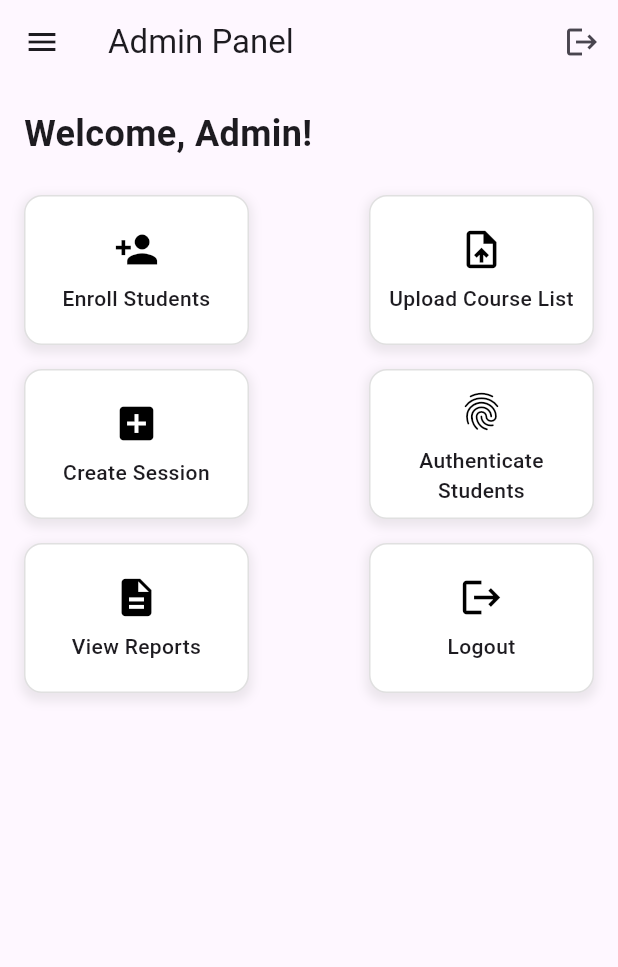
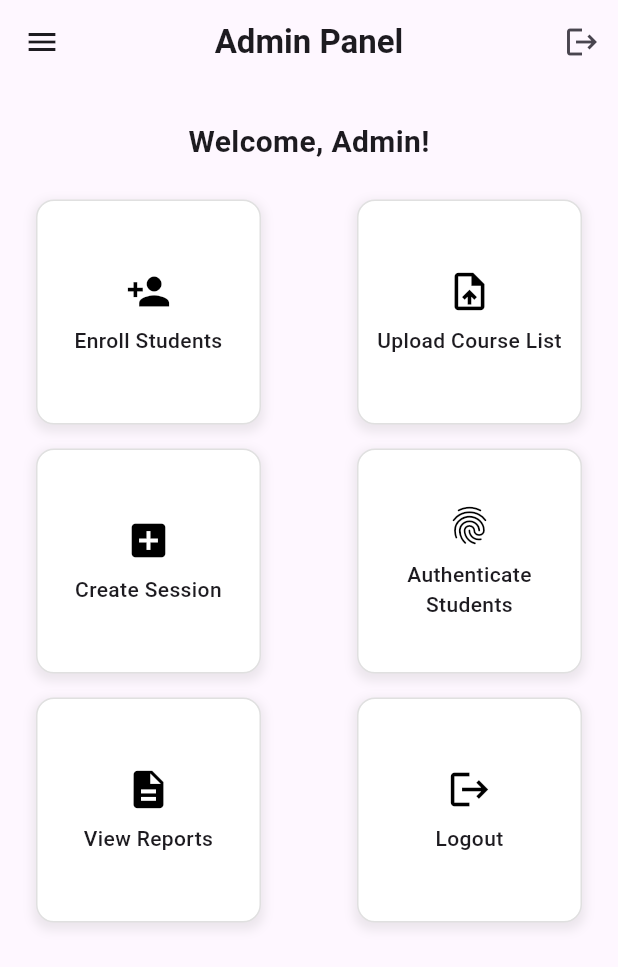
Before and after one commit to Ihimbru-K/Authentikate_shipping_frontend, a Flutter app: the DashboardScreen screen opened directly, after a tap on the "logout" icon, on a phone screen of 412 x 824 dp. Shown: the top 967 px of the screen. Run offline on Flutter 3.47's test engine with Material 3 defaults, Android fonts, the phone set to English and light mode, and no system bars; our stand-ins replace animated_splash_screen, flutter_screenutil, shared_preferences; accounts and stored records are empty.

Commit message:
completed dashboard functionality

```diff
--- a/lib/providers/auth_provider.dart
+++ b/lib/providers/auth_provider.dart
@@ -10,19 +10,39 @@ class AuthProvider with ChangeNotifier {
   String? get token => _token;
   String? get name => _name;
 
+
+
   Future<void> login(String username, String password) async {
     try {
       final data = await AuthService.login(username, password);
+      print('Login response: $data'); // Debug the full response
       _token = data['access_token'];
-      _name = data['name']; // Extract name from response
+      _name = data['name']; // Should now be "admin1"
+      print('Set name: $_name'); // Debug the set name
+      if (_name == null) _name = username; // Fallback only if null
       final prefs = await SharedPreferences.getInstance();
       await prefs.setString('token', _token!);
       await prefs.setString('name', _name!); // Store name
       notifyListeners();
     } catch (e) {
+      print('Login error: $e'); // Debug any errors
       throw Exception('Login failed: $e');
     }
   }
+
+  // Future<void> login(String username, String password) async {
+  //   try {
+  //     final data = await AuthService.login(username, password);
+  //     _token = data['access_token'];
+  //     _name = data['name']; // Extract name from response
+  //     final prefs = await SharedPreferences.getInstance();
+  //     await prefs.setString('token', _token!);
+  //     await prefs.setString('name', _name!); // Store name
+  //     notifyListeners();
+  //   } catch (e) {
+  //     throw Exception('Login failed: $e');
+  //   }
+  // }
 
   Future<void> signup(String username, String password, int departmentId) async {
     try {
--- a/lib/screens/dashboard_screen.dart
+++ b/lib/screens/dashboard_screen.dart
@@ -2,21 +2,34 @@ import 'package:flutter/material.dart';
 import 'package:provider/provider.dart';
 import '../providers/auth_provider.dart';
 import '../utils/constants.dart';
+
 import '../widgets/dashboard_card_widget.dart';
 
+class DashboardScreen extends StatefulWidget {
+  const DashboardScreen({super.key});
 
-class DashboardScreen extends StatelessWidget {
-  const DashboardScreen({super.key});
+  @override
+  _DashboardScreenState createState() => _DashboardScreenState();
+}
+
+class _DashboardScreenState extends State<DashboardScreen> {
+  @override
+  void initState() {
+    super.initState();
+    Provider.of<AuthProvider>(context, listen: false).checkToken(); // Ensure name is loaded
+  }
 
   @override
   Widget build(BuildContext context) {
     final authProvider = Provider.of<AuthProvider>(context);
-    final String adminName = authProvider.token != null ? 'Dr. Anya' : 'Admin'; // Placeholder; fetch real name later
+    final String adminName = authProvider.name ?? 'Admin';
+
 
     return Scaffold(
       appBar: AppBar(
+        centerTitle: true,
         leading: const Icon(Icons.menu),
-        title: const Text('Admin Panel'),
+        title: const Text('Admin Panel', style: TextStyle(fontWeight: FontWeight.bold),),
         actions: [
           IconButton(
             icon: const Icon(Icons.logout),
@@ -28,14 +41,14 @@ class DashboardScreen extends StatelessWidget {
         ],
       ),
       body: Padding(
-        padding: const EdgeInsets.all(16.0),
+        padding: const EdgeInsets.all(24.0),
         child: Column(
           crossAxisAlignment: CrossAxisAlignment.start,
           children: [
-            Text(
+            Center(child: Text(
               'Welcome, $adminName!',
-              style: const TextStyle(fontSize: 24.0, fontWeight: FontWeight.bold),
-            ),
+              style: const TextStyle(fontSize: 20.0, fontWeight: FontWeight.bold),
+            ),),
             const SizedBox(height: 24.0),
             Row(
               mainAxisAlignment: MainAxisAlignment.spaceBetween,
@@ -120,30 +133,130 @@ class DashboardScreen extends StatelessWidget {
 
 
 
-
-
-
-
-
-
 // import 'package:flutter/material.dart';
+// import 'package:provider/provider.dart';
+// import '../providers/auth_provider.dart';
+// import '../utils/constants.dart';
+// import '../widgets/dashboard_card_widget.dart';
+//
 //
 // class DashboardScreen extends StatelessWidget {
 //   const DashboardScreen({super.key});
 //
 //   @override
 //   Widget build(BuildContext context) {
+//     final authProvider = Provider.of<AuthProvider>(context);
+//     final String adminName = authProvider.token != null ? 'Admin' : 'Admin'; // Placeholder; fetch real name later
+//
 //     return Scaffold(
-//       appBar: AppBar(title: const Text('Admin Panel')),
-//       body: Center(
+//       appBar: AppBar(
+//         leading: const Icon(Icons.menu),
+//         centerTitle: true,
+//         title: const Text('Admin Panel', ),
+//         actions: [
+//           IconButton(
+//             icon: const Icon(Icons.logout),
+//             onPressed: () {
+//               authProvider.logout();
+//               Navigator.pushReplacementNamed(context, '/login');
+//             },
+//           ),
+//         ],
+//       ),
+//       body: Padding(
+//         padding: const EdgeInsets.all(16.0),
 //         child: Column(
-//           mainAxisAlignment: MainAxisAlignment.center,
-//           children: const [
-//             Text('Welcome, Dr. Anya!'),
-//             // Add buttons (Create Session, Upload Course List, etc.) here
+//           crossAxisAlignment: CrossAxisAlignment.start,
+//           children: [
+//             Text(
+//               'Welcome, $adminName!',
+//               style: const TextStyle(fontSize: 24.0, fontWeight: FontWeight.bold),
+//             ),
+//             const SizedBox(height: 24.0),
+//             Row(
+//               mainAxisAlignment: MainAxisAlignment.spaceBetween,
+//               children: [
+//                 DashboardCard(
+//                   icon: Icons.person_add,
+//                   title: 'Enroll Students',
+//                   onTap: () {
+//                     // Navigate to Enroll Screen
+//                   },
+//                 ),
+//                 DashboardCard(
+//                   icon: Icons.upload_file,
+//                   title: 'Upload Course List',
+//                   onTap: () {
+//                     // Navigate to Upload Screen
+//                   },
+//                 ),
+//               ],
+//             ),
+//             const SizedBox(height: 16.0),
+//             Row(
+//               mainAxisAlignment: MainAxisAlignment.spaceBetween,
+//               children: [
+//                 DashboardCard(
+//                   icon: Icons.add_box,
+//                   title: 'Create Session',
+//                   onTap: () {
+//                     // Navigate to Session Screen
+//                   },
+//                 ),
+//                 DashboardCard(
+//                   icon: Icons.fingerprint,
+//                   title: 'Authenticate Students',
+//                   onTap: () {
+//                     // Navigate to Auth Screen
+//                   },
+//                 ),
+//               ],
+//             ),
+//             const SizedBox(height: 16.0),
+//             Row(
+//               mainAxisAlignment: MainAxisAlignment.spaceBetween,
+//               children: [
+//                 DashboardCard(
+//                   icon: Icons.description,
+//                   title: 'View Reports',
+//                   onTap: () {
+//                     // Navigate to Reports Screen
+//                   },
+//                 ),
+//                 DashboardCard(
+//                   icon: Icons.logout,
+//                   title: 'Logout',
+//                   onTap: () {
+//                     authProvider.logout();
+//                     Navigator.pushReplacementNamed(context, '/login');
+//                   },
+//                 ),
+//               ],
+//             ),
 //           ],
 //         ),
 //       ),
 //     );
 //   }
 // }
+//
+//
+//
+//
+//
+//
+//
+//
+//
+//
+//
+//
+//
+//
+//
+//
+//
+//
+//
+//
+//
--- a/lib/widgets/dashboard_card_widget.dart
+++ b/lib/widgets/dashboard_card_widget.dart
@@ -18,8 +18,8 @@ class DashboardCard extends StatelessWidget {
     return GestureDetector(
       onTap: onTap,
       child: Container(
-        width: 150.0, // Exact width from image
-        height: 100.0, // Exact height from image
+        width: 150.0,
+        height: 150.0,
         padding: const EdgeInsets.all(12.0),
         decoration: BoxDecoration(
           color: Constants.backgroundColor,
```
